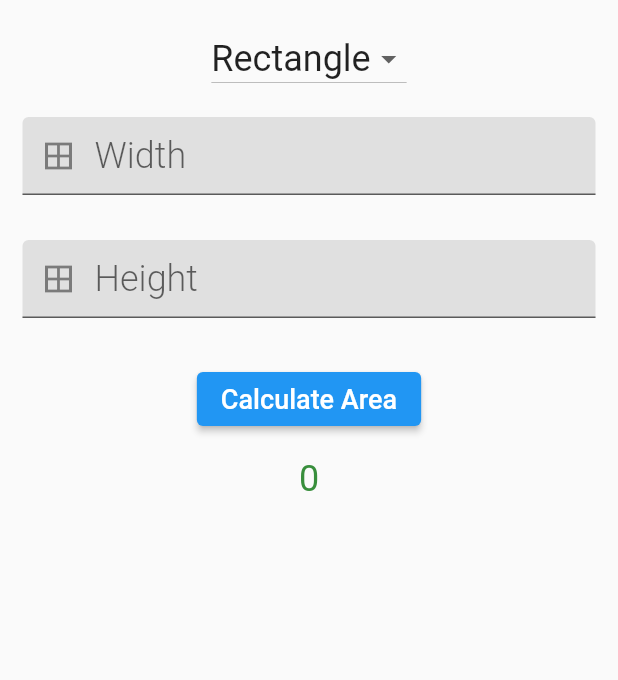
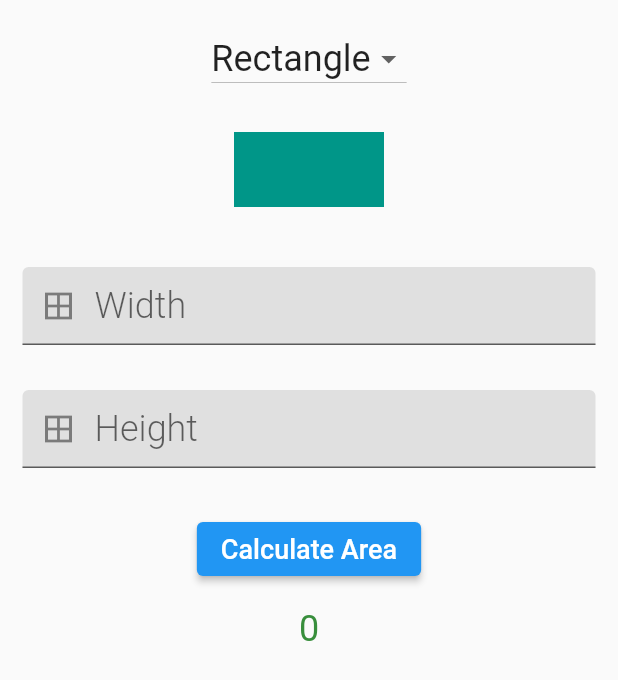
Before and after one commit to ThanhNVan/building_layouts, a Flutter app: the AreaCalculator widget shown alone on an empty page, opened directly, on a phone screen of 412 x 824 dp. Shown: the top 680 px of the screen. Run offline on Flutter 3.47's test engine with Material 2 defaults, Android fonts, the phone set to English and light mode, and no system bars; network calls fail.

```diff
--- a/lib/screens/areaCalculator_screen.dart
+++ b/lib/screens/areaCalculator_screen.dart
@@ -60,6 +60,7 @@ class _AreaCalculatorState extends State<AreaCalculator> {
   Widget build(BuildContext context) {
     return Container(
         margin: EdgeInsets.only(top: 15.0),
+        child: SingleChildScrollView(
           child: Column(
             children: <Widget>[
               //dropdown
@@ -79,6 +80,8 @@ class _AreaCalculatorState extends State<AreaCalculator> {
                       currentShape = shape ?? 'Rectangle';
                     });
                   }),
+
+              ShapeContainer(currentShape),
               //width
               AreaTextField(widthController, 'Width'),
               //height
@@ -101,6 +104,7 @@ class _AreaCalculatorState extends State<AreaCalculator> {
                 ),
               ),
             ],
+          ),
         ));
   }
 
@@ -166,3 +170,60 @@ class AreaTextField extends StatelessWidget {
         ));
   }
 }
+
+class ShapeContainer extends StatelessWidget {
+  final String shape;
+  //const ShapeContainer({super.key});
+  const ShapeContainer(this.shape);
+
+  @override
+  Widget build(BuildContext context) {
+    if (shape == 'Triangle') {
+      return CustomPaint(
+        size: Size(100, 100),
+        painter: TrianglePainter(),
+      );
+    } else {
+      return CustomPaint(
+        size: Size(100, 100),
+        painter: ReactanglePainter(),
+      );
+    }
+  }
+}
+
+class TrianglePainter extends CustomPainter {
+  @override
+  void paint(Canvas canvas, Size size) {
+    final paint = Paint();
+    paint.color = Colors.teal;
+    var path = Path();
+    path.moveTo(size.width / 2, 0);
+    path.lineTo(size.width, size.height);
+    path.lineTo(0, size.height);
+    path.close();
+    canvas.drawPath(path, paint);
+  }
+
+  @override
+  bool shouldRepaint(covariant CustomPainter oldDelegate) {
+    return true;
+  }
+}
+
+class ReactanglePainter extends CustomPainter {
+  @override
+  void paint(Canvas canvas, Size size) {
+    final paint = Paint();
+    paint.color = Colors.teal;
+    Rect rect =
+        Rect.fromLTRB(0, size.height / 4, size.width, size.height / 4 * 3);
+
+    canvas.drawRect(rect, paint);
+  }
+
+  @override
+  bool shouldRepaint(covariant CustomPainter oldDelegate) {
+    return true;
+  }
+}
--- a/lib/screens/intro_creen.dart
+++ b/lib/screens/intro_creen.dart
@@ -26,7 +26,8 @@ class IntroScreen extends StatelessWidget {
           title: const Text('Building layouts with Flutter'),
         ),
         drawer: MenuDrawer(),
-        body: Column(children: [
+        body: SingleChildScrollView(
+          child: Column(children: [
             Container(
               margin: EdgeInsets.all(20),
               width: 150,
@@ -77,6 +78,7 @@ class IntroScreen extends StatelessWidget {
                   )),
             ),
           ]),
+        ),
         floatingActionButton: FloatingActionButton(
           onPressed: () {
             print('You rang?');
```
Also changed, not shown: lib/screens/row_column_screen.dart (added, +89 -0 lines), lib/shared/menu_drawer.dart (+5 -3 lines). Lines whose indentation alone changed are shown as unchanged.
